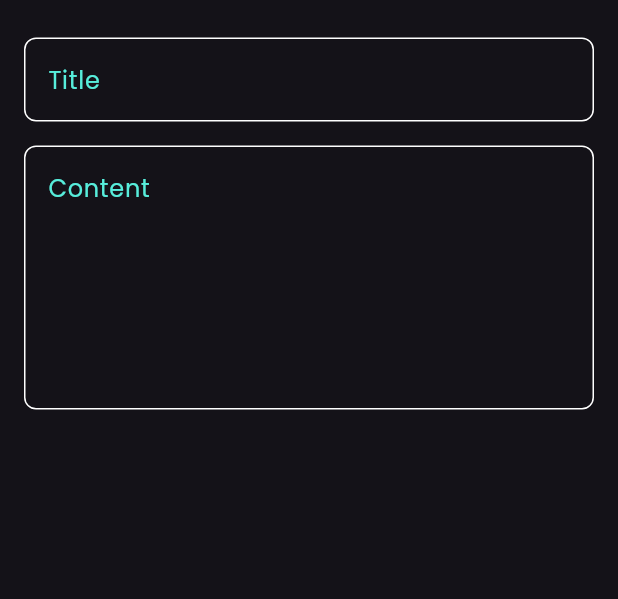
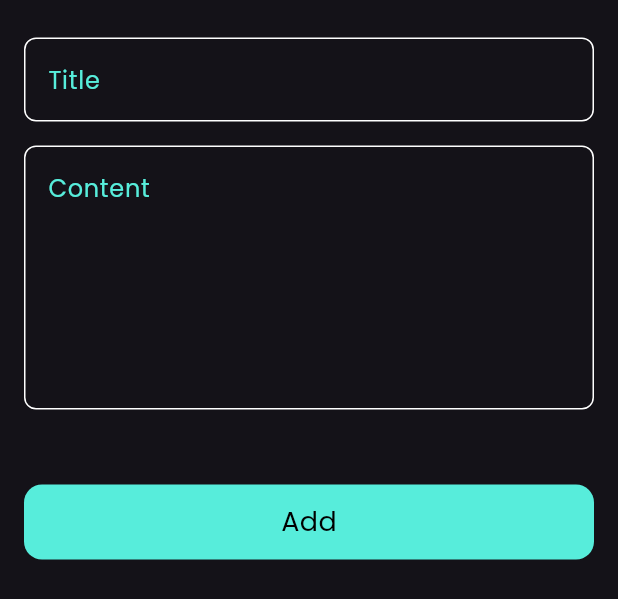
Before and after one commit to Mostafaslima66/Notes_App, a Flutter app: the AddnoteBottomsheet widget shown alone on an empty page, opened directly, on a phone screen of 412 x 824 dp. Shown: the top 599 px of the screen. Run offline on Flutter 3.47's test engine with Material 3 defaults, Android fonts, the phone set to English and light mode, and no system bars.

Commit message:
create custom_button and use it

```diff
--- a/lib/widgets/AddnoteBottomsheet.dart
+++ b/lib/widgets/AddnoteBottomsheet.dart
@@ -1,5 +1,7 @@
 import 'package:flutter/material.dart';
+import 'package:noteapp/constants.dart';
 import 'package:noteapp/widgets/CustomTextfield.dart';
+import 'package:noteapp/widgets/custom_Button.dart';
 
 class AddnoteBottomsheet extends StatelessWidget {
   const AddnoteBottomsheet({super.key});
@@ -7,9 +9,14 @@ class AddnoteBottomsheet extends StatelessWidget {
   @override
   Widget build(BuildContext context) {
     return Padding(
-      padding: const EdgeInsets.symmetric(horizontal: 16,),
+      padding: EdgeInsets.only(
+        left: 16,
+        right: 16,
+        bottom: MediaQuery.of(context).viewInsets.bottom, // Adjust for keyboard
+      ),
+      child: SingleChildScrollView(
         child: Column(
-        children: [
+          children: const [
             SizedBox(
               height: 25,
             ),
@@ -17,8 +24,22 @@ class AddnoteBottomsheet extends StatelessWidget {
             SizedBox(
               height: 16,
             ),
-          CustomTextfield(hint: "Content",maxlines: 6,)
+            CustomTextfield(
+              hint: "Content",
+              maxlines: 6,
+            ),
+            SizedBox(
+              height: 50,
+            ),
+            CustomButton(
+              ButtonName: "Add",
+              Buttoncolor: Kprimarycolor,
+            ),
+            SizedBox(
+              height: 25,
+            ),
           ],
+        ),
       ),
     );
   }
--- /dev/null
+++ b/lib/widgets/custom_Button.dart
@@ -0,0 +1,30 @@
+import 'package:flutter/material.dart';
+
+class CustomButton extends StatelessWidget {
+  const CustomButton(
+      {super.key, required this.ButtonName, required this.Buttoncolor});
+  final String ButtonName;
+  final Color Buttoncolor;
+  @override
+  Widget build(BuildContext context) {
+    return GestureDetector(
+      onTap: () {},
+      child: Container(
+        height: 50,
+        width: MediaQuery.of(context).size.width,
+        decoration: BoxDecoration(
+          borderRadius: BorderRadius.circular(12),
+          color: Buttoncolor,
+        ),
+        child: Center(
+            child: Text(
+          ButtonName,
+          style: const TextStyle(
+            color: Colors.black,
+            fontSize: 18,
+          ),
+        )),
+      ),
+    );
+  }
+}
```
Lines whose indentation alone changed are shown as unchanged.
